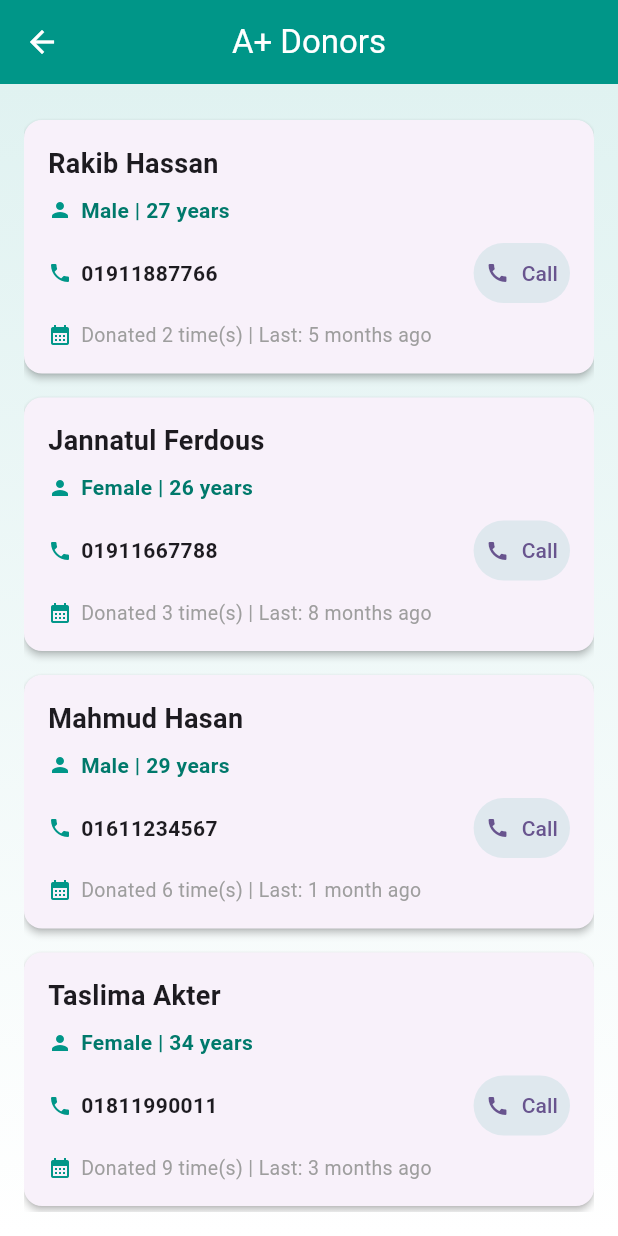
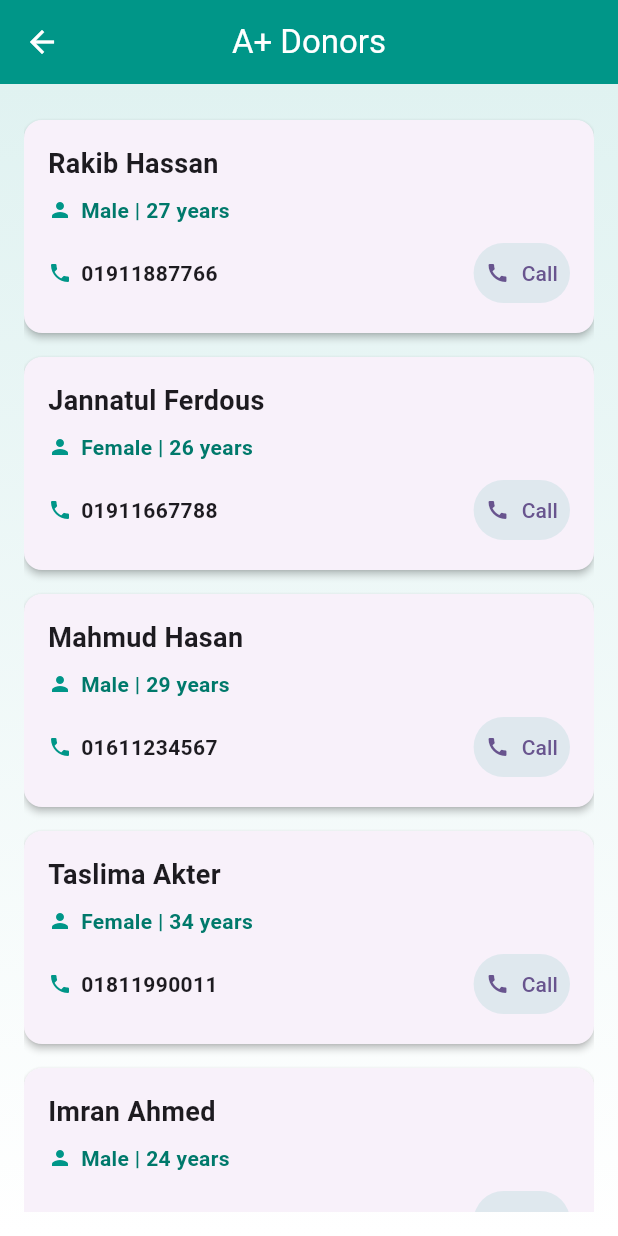
Before and after one commit to riazulrocky/Health-Expert-Flutter-App, a Flutter app: the BloodBankPage screen opened directly, after a tap on "A+", on a phone screen of 412 x 824 dp. Run offline on Flutter 3.47's test engine with Material 3 defaults, Android fonts, the phone set to English and light mode, and no system bars.

Commit message:
blood donor

```diff
--- a/lib/blood_bank/blood_bank_page.dart
+++ b/lib/blood_bank/blood_bank_page.dart
@@ -1,5 +1,5 @@
 import 'package:flutter/material.dart';
-import 'package:url_launcher/url_launcher.dart'; // Required for calling
+import 'package:url_launcher/url_launcher.dart';
 
 class BloodBankPage extends StatelessWidget {
   const BloodBankPage({super.key});
@@ -30,34 +30,30 @@ class BloodBankPage extends StatelessWidget {
 5. Eat iron-rich foods to recover quickly
   ''';
 
-  // Build blood group card with dynamic navigation
   Widget _buildBloodGroupCard(BuildContext context, String bloodType) {
     return Container(
       decoration: BoxDecoration(
         borderRadius: BorderRadius.circular(10),
-        border: Border.all(
-          color: Colors.teal.shade600,
-          width: 1.2,
-        ),
+        border: Border.all(color: Colors.teal.shade600, width: 1.2),
       ),
       child: InkWell(
         onTap: () {
           if (bloodType == 'O+') {
-            Navigator.push(context, MaterialPageRoute(builder: (_) => BloodDonorOPlusPage()));
+            Navigator.push(context, MaterialPageRoute(builder: (_) => const BloodDonorOPlusPage()));
           } else if (bloodType == 'A+') {
-            Navigator.push(context, MaterialPageRoute(builder: (_) => BloodDonorAPlusPage()));
+            Navigator.push(context, MaterialPageRoute(builder: (_) => const BloodDonorAPlusPage()));
           } else if (bloodType == 'B+') {
-            Navigator.push(context, MaterialPageRoute(builder: (_) => BloodDonorBPlusPage()));
+            Navigator.push(context, MaterialPageRoute(builder: (_) => const BloodDonorBPlusPage()));
           } else if (bloodType == 'AB+') {
-            Navigator.push(context, MaterialPageRoute(builder: (_) => BloodDonorABPlusPage()));
+            Navigator.push(context, MaterialPageRoute(builder: (_) => const BloodDonorABPlusPage()));
           } else if (bloodType == 'O-') {
-            Navigator.push(context, MaterialPageRoute(builder: (_) => BloodDonorONegativePage()));
+            Navigator.push(context, MaterialPageRoute(builder: (_) => const BloodDonorONegativePage()));
           } else if (bloodType == 'A-') {
-            Navigator.push(context, MaterialPageRoute(builder: (_) => BloodDonorANegativePage()));
+            Navigator.push(context, MaterialPageRoute(builder: (_) => const BloodDonorANegativePage()));
           } else if (bloodType == 'B-') {
-            Navigator.push(context, MaterialPageRoute(builder: (_) => BloodDonorBNegativePage()));
+            Navigator.push(context, MaterialPageRoute(builder: (_) => const BloodDonorBNegativePage()));
           } else if (bloodType == 'AB-') {
-            Navigator.push(context, MaterialPageRoute(builder: (_) => BloodDonorABNegativePage()));
+            Navigator.push(context, MaterialPageRoute(builder: (_) => const BloodDonorABNegativePage()));
           }
         },
         child: Padding(
@@ -80,7 +76,6 @@ class BloodBankPage extends StatelessWidget {
     );
   }
 
-  // Build tip section box
   Widget _buildTipSection(String title, String tips, IconData icon) {
     return Card(
       elevation: 2,
@@ -94,7 +89,7 @@ class BloodBankPage extends StatelessWidget {
             Row(
               children: [
                 Icon(icon, color: Colors.teal, size: 18),
-                const SizedBox(width: 8),
+                SizedBox(width: 8),
                 Text(
                   title,
                   style: TextStyle(
@@ -124,7 +119,7 @@ class BloodBankPage extends StatelessWidget {
         backgroundColor: Colors.teal,
         centerTitle: true,
         elevation: 0,
-        iconTheme: IconThemeData(color: Colors.white),
+        iconTheme: const IconThemeData(color: Colors.white),
       ),
       body: Container(
         padding: const EdgeInsets.all(16),
@@ -140,8 +135,6 @@ class BloodBankPage extends StatelessWidget {
             crossAxisAlignment: CrossAxisAlignment.start,
             children: [
               const SizedBox(height: 10),
-
-              // Blood Group Grid (4 per row)
               SizedBox(
                 height: 180,
                 child: GridView.builder(
@@ -158,10 +151,7 @@ class BloodBankPage extends StatelessWidget {
                       _buildBloodGroupCard(context, bloodGroups[index]),
                 ),
               ),
-
               const SizedBox(height: 10),
-
-              // Tip Sections
               _buildTipSection('Why Donate Blood?', whyDonateTips, Icons.health_and_safety),
               const SizedBox(height: 10),
               _buildTipSection('Before Donation', beforeTips, Icons.water_drop),
@@ -175,19 +165,19 @@ class BloodBankPage extends StatelessWidget {
   }
 }
 
-// ✅ Individual donor pages
+// ✅ Individual donor pages (cleaned)
 class BloodDonorOPlusPage extends StatelessWidget {
   const BloodDonorOPlusPage({Key? key}) : super(key: key);
 
   final List<Map<String, String>> _donors = const [
-    const {'name': 'Tariqul Hasan', 'contact': '01836020692', 'gender': 'Male', 'age': '23', 'donations': '1', 'lastDonated': '3 months ago'},
-    const {'name': 'Farida Akter', 'contact': '01712456789', 'gender': 'Female', 'age': '28', 'donations': '5', 'lastDonated': '1 month ago'},
-    const {'name': 'Shahidul Islam', 'contact': '01911987654', 'gender': 'Male', 'age': '32', 'donations': '3', 'lastDonated': '6 months ago'},
-    const {'name': 'Rina Begum', 'contact': '01912345678', 'gender': 'Female', 'age': '27', 'donations': '1', 'lastDonated': '6 months ago'},
-    const {'name': 'Abdul Momin', 'contact': '01711223344', 'gender': 'Male', 'age': '35', 'donations': '10', 'lastDonated': '3 weeks ago'},
-    const {'name': 'Naznin Akter', 'contact': '01911334455', 'gender': 'Female', 'age': '25', 'donations': '2', 'lastDonated': '2 weeks ago'},
-    const {'name': 'Sujan Rahman', 'contact': '01711556677', 'gender': 'Male', 'age': '33', 'donations': '7', 'lastDonated': '10 days ago'},
-    const {'name': 'Sumaiya Kalam', 'contact': '01811002233', 'gender': 'Female', 'age': '22', 'donations': '1', 'lastDonated': '2 weeks ago'},
+    {'name': 'Tariqul Hasan', 'contact': '01836020692', 'gender': 'Male', 'age': '23'},
+    {'name': 'Farida Akter', 'contact': '01712456789', 'gender': 'Female', 'age': '28'},
+    {'name': 'Shahidul Islam', 'contact': '01911987654', 'gender': 'Male', 'age': '32'},
+    {'name': 'Rina Begum', 'contact': '01912345678', 'gender': 'Female', 'age': '27'},
+    {'name': 'Abdul Momin', 'contact': '01711223344', 'gender': 'Male', 'age': '35'},
+    {'name': 'Naznin Akter', 'contact': '01911334455', 'gender': 'Female', 'age': '25'},
+    {'name': 'Sujan Rahman', 'contact': '01711556677', 'gender': 'Male', 'age': '33'},
+    {'name': 'Sumaiya Kalam', 'contact': '01811002233', 'gender': 'Female', 'age': '22'},
   ];
 
   @override
@@ -200,16 +190,16 @@ class BloodDonorAPlusPage extends StatelessWidget {
   const BloodDonorAPlusPage({Key? key}) : super(key: key);
 
   final List<Map<String, String>> _donors = const [
-    const {'name': 'Rakib Hassan', 'contact': '01911887766', 'gender': 'Male', 'age': '27', 'donations': '2', 'lastDonated': '5 months ago'},
-    const {'name': 'Jannatul Ferdous', 'contact': '01911667788', 'gender': 'Female', 'age': '26', 'donations': '3', 'lastDonated': '8 months ago'},
-    const {'name': 'Mahmud Hasan', 'contact': '01611234567', 'gender': 'Male', 'age': '29', 'donations': '6', 'lastDonated': '1 month ago'},
-    const {'name': 'Taslima Akter', 'contact': '01811990011', 'gender': 'Female', 'age': '34', 'donations': '9', 'lastDonated': '3 months ago'},
-    const {'name': 'Imran Ahmed', 'contact': '01911444555', 'gender': 'Male', 'age': '24', 'donations': '2', 'lastDonated': '2 months ago'},
-    const {'name': 'Asaduzzaman', 'contact': '01711445566', 'gender': 'Male', 'age': '38', 'donations': '12', 'lastDonated': '1 month ago'},
-    const {'name': 'Farzana Khatun', 'contact': '01911223344', 'gender': 'Female', 'age': '29', 'donations': '3', 'lastDonated': '2 months ago'},
-    const {'name': 'Shirin Akter', 'contact': '01711888999', 'gender': 'Female', 'age': '31', 'donations': '4', 'lastDonated': '5 months ago'},
-    const {'name': 'Rashed Khan', 'contact': '01611778899', 'gender': 'Male', 'age': '26', 'donations': '2', 'lastDonated': '1 week ago'},
-    const {'name': 'Ayesha Akter', 'contact': '01713579246', 'gender': 'Female', 'age': '30', 'donations': '4', 'lastDonated': '1 month ago'},
+    {'name': 'Rakib Hassan', 'contact': '01911887766', 'gender': 'Male', 'age': '27'},
+    {'name': 'Jannatul Ferdous', 'contact': '01911667788', 'gender': 'Female', 'age': '26'},
+    {'name': 'Mahmud Hasan', 'contact': '01611234567', 'gender': 'Male', 'age': '29'},
+    {'name': 'Taslima Akter', 'contact': '01811990011', 'gender': 'Female', 'age': '34'},
+    {'name': 'Imran Ahmed', 'contact': '01911444555', 'gender': 'Male', 'age': '24'},
+    {'name': 'Asaduzzaman', 'contact': '01711445566', 'gender': 'Male', 'age': '38'},
+    {'name': 'Farzana Khatun', 'contact': '01911223344', 'gender': 'Female', 'age': '29'},
+    {'name': 'Shirin Akter', 'contact': '01711888999', 'gender': 'Female', 'age': '31'},
+    {'name': 'Rashed Khan', 'contact': '01611778899', 'gender': 'Male', 'age': '26'},
+    {'name': 'Ayesha Akter', 'contact': '01713579246', 'gender': 'Female', 'age': '30'},
   ];
 
   @override
@@ -222,12 +212,12 @@ class BloodDonorBPlusPage extends StatelessWidget {
   const BloodDonorBPlusPage({Key? key}) : super(key: key);
 
   final List<Map<String, String>> _donors = const [
-    const {'name': 'Nusrat Jahan', 'contact': '01712456789', 'gender': 'Female', 'age': '28', 'donations': '5', 'lastDonated': '1 month ago'},
-    const {'name': 'Zahid Islam', 'contact': '01911444555', 'gender': 'Male', 'age': '24', 'donations': '2', 'lastDonated': '2 months ago'},
-    const {'name': 'Tariqul Hasan', 'contact': '01836020692', 'gender': 'Male', 'age': '23', 'donations': '1', 'lastDonated': '3 months ago'},
-    const {'name': 'Shahidul Islam', 'contact': '01811223344', 'gender': 'Male', 'age': '41', 'donations': '8', 'lastDonated': '2 months ago'},
-    const {'name': 'Shirin Akter', 'contact': '01711888999', 'gender': 'Female', 'age': '31', 'donations': '4', 'lastDonated': '5 months ago'},
-    const {'name': 'Sumaiya Kalam', 'contact': '01811002233', 'gender': 'Female', 'age': '22', 'donations': '1', 'lastDonated': '2 weeks ago'},
+    {'name': 'Nusrat Jahan', 'contact': '01712456789', 'gender': 'Female', 'age': '28'},
+    {'name': 'Zahid Islam', 'contact': '01911444555', 'gender': 'Male', 'age': '24'},
+    {'name': 'Tariqul Hasan', 'contact': '01836020692', 'gender': 'Male', 'age': '23'},
+    {'name': 'Shahidul Islam', 'contact': '01811223344', 'gender': 'Male', 'age': '41'},
+    {'name': 'Shirin Akter', 'contact': '01711888999', 'gender': 'Female', 'age': '31'},
+    {'name': 'Sumaiya Kalam', 'contact': '01811002233', 'gender': 'Female', 'age': '22'},
   ];
 
   @override
@@ -240,12 +230,12 @@ class BloodDonorABPlusPage extends StatelessWidget {
   const BloodDonorABPlusPage({Key? key}) : super(key: key);
 
   final List<Map<String, String>> _donors = const [
-    const {'name': 'Tasnim Ahmed', 'contact': '01911122334', 'gender': 'Male', 'age': '25', 'donations': '3', 'lastDonated': '10 days ago'},
-    const {'name': 'Sadia Rahman', 'contact': '01711234567', 'gender': 'Female', 'age': '27', 'donations': '1', 'lastDonated': '6 months ago'},
-    const {'name': 'Rashed Ahmed', 'contact': '01611778899', 'gender': 'Male', 'age': '26', 'donations': '2', 'lastDonated': '1 week ago'},
-    const {'name': 'Nafisa Akter', 'contact': '01811990011', 'gender': 'Female', 'age': '34', 'donations': '9', 'lastDonated': '3 months ago'},
-    const {'name': 'Kamrul Islam', 'contact': '01911444555', 'gender': 'Male', 'age': '24', 'donations': '2', 'lastDonated': '2 months ago'},
-    const {'name': 'Farida Yasmin', 'contact': '01912345678', 'gender': 'Female', 'age': '25', 'donations': '2', 'lastDonated': '2 weeks ago'},
+    {'name': 'Tasnim Ahmed', 'contact': '01911122334', 'gender': 'Male', 'age': '25'},
+    {'name': 'Sadia Rahman', 'contact': '01711234567', 'gender': 'Female', 'age': '27'},
+    {'name': 'Rashed Ahmed', 'contact': '01611778899', 'gender': 'Male', 'age': '26'},
+    {'name': 'Nafisa Akter', 'contact': '01811990011', 'gender': 'Female', 'age': '34'},
+    {'name': 'Kamrul Islam', 'contact': '01911444555', 'gender': 'Male', 'age': '24'},
+    {'name': 'Farida Yasmin', 'contact': '01912345678', 'gender': 'Female', 'age': '25'},
   ];
 
   @override
@@ -258,12 +248,12 @@ class BloodDonorONegativePage extends StatelessWidget {
   const BloodDonorONegativePage({Key? key}) : super(key: key);
 
   final List<Map<String, String>> _donors = const [
-    const {'name': 'Shahid Ahmed', 'contact': '01711556677', 'gender': 'Male', 'age': '33', 'donations': '7', 'lastDonated': '10 days ago'},
-    const {'name': 'Taslima Khatun', 'contact': '01811990011', 'gender': 'Female', 'age': '34', 'donations': '9', 'lastDonated': '3 months ago'},
-    const {'name': 'Imran Ahmed', 'contact': '01911987654', 'gender': 'Male', 'age': '32', 'donations': '3', 'lastDonated': '6 months ago'},
-    const {'name': 'Rina Begum', 'contact': '01912345678', 'gender': 'Female', 'age': '27', 'donations': '1', 'lastDonated': '6 months ago'},
-    const {'name': 'Asaduzzaman', 'contact': '01711445566', 'gender': 'Male', 'age': '38', 'donations': '12', 'lastDonated': '1 month ago'},
-    const {'name': 'Rakib Hassan', 'contact': '01911887766', 'gender': 'Male', 'age': '27', 'donations': '2', 'lastDonated': '5 months ago'},
+    {'name': 'Shahid Ahmed', 'contact': '01711556677', 'gender': 'Male', 'age': '33'},
+    {'name': 'Taslima Khatun', 'contact': '01811990011', 'gender': 'Female', 'age': '34'},
+    {'name': 'Imran Ahmed', 'contact': '01911987654', 'gender': 'Male', 'age': '32'},
+    {'name': 'Rina Begum', 'contact': '01912345678', 'gender': 'Female', 'age': '27'},
+    {'name': 'Asaduzzaman', 'contact': '01711445566', 'gender': 'Male', 'age': '38'},
+    {'name': 'Rakib Hassan', 'contact': '01911887766', 'gender': 'Male', 'age': '27'},
   ];
 
   @override
@@ -276,12 +266,12 @@ class BloodDonorANegativePage extends StatelessWidget {
   const BloodDonorANegativePage({Key? key}) : super(key: key);
 
   final List<Map<String, String>> _donors = const [
-    const {'name': 'Farida Yasmin', 'contact': '01912345678', 'gender': 'Female', 'age': '25', 'donations': '2', 'lastDonated': '2 weeks ago'},
-    const {'name': 'Tasnim Ahmed', 'contact': '01911122334', 'gender': 'Male', 'age': '25', 'donations': '3', 'lastDonated': '10 days ago'},
-    const {'name': 'Abdul Kalam', 'contact': '01711123456', 'gender': 'Male', 'age': '35', 'donations': '10', 'lastDonated': '3 weeks ago'},
-    const {'name': 'Shahidul Islam', 'contact': '01811223344', 'gender': 'Male', 'age': '41', 'donations': '8', 'lastDonated': '2 months ago'},
-    const {'name': 'Nusrat Jahan', 'contact': '01712456789', 'gender': 'Female', 'age': '28', 'donations': '5', 'lastDonated': '1 month ago'},
-    const {'name': 'Rina Begum', 'contact': '01911223344', 'gender': 'Female', 'age': '30', 'donations': '1', 'lastDonated': '8 months ago'},
+    {'name': 'Farida Yasmin', 'contact': '01912345678', 'gender': 'Female', 'age': '25'},
+    {'name': 'Tasnim Ahmed', 'contact': '01911122334', 'gender': 'Male', 'age': '25'},
+    {'name': 'Abdul Kalam', 'contact': '01711123456', 'gender': 'Male', 'age': '35'},
+    {'name': 'Shahidul Islam', 'contact': '01811223344', 'gender': 'Male', 'age': '41'},
+    {'name': 'Nusrat Jahan', 'contact': '01712456789', 'gender': 'Female', 'age': '28'},
+    {'name': 'Rina Begum', 'contact': '01911223344', 'gender': 'Female', 'age': '30'},
   ];
 
   @override
@@ -294,12 +284,12 @@ class BloodDonorBNegativePage extends StatelessWidget {
   const BloodDonorBNegativePage({Key? key}) : super(key: key);
 
   final List<Map<String, String>> _donors = const [
-    const {'name': 'Abdullah Al Mamun', 'contact': '01911122334', 'gender': 'Male', 'age': '30', 'donations': '5', 'lastDonated': '2 weeks ago'},
-    const {'name': 'Mehedi Hasan', 'contact': '01611778899', 'gender': 'Male', 'age': '26', 'donations': '2', 'lastDonated': '1 week ago'},
-    const {'name': 'Shirin Akter', 'contact': '01811990011', 'gender': 'Female', 'age': '34', 'donations': '9', 'lastDonated': '3 months ago'},
-    const {'name': 'Tariqul Islam', 'contact': '01836020692', 'gender': 'Male', 'age': '23', 'donations': '1', 'lastDonated': '3 months ago'},
-    const {'name': 'Asaduzzaman', 'contact': '01711445566', 'gender': 'Male', 'age': '38', 'donations': '12', 'lastDonated': '1 month ago'},
-    const {'name': 'Shahid Rahman', 'contact': '01611234567', 'gender': 'Male', 'age': '29', 'donations': '6', 'lastDonated': '1 week ago'},
+    {'name': 'Abdullah Al Mamun', 'contact': '01911122334', 'gender': 'Male', 'age': '30'},
+    {'name': 'Mehedi Hasan', 'contact': '01611778899', 'gender': 'Male', 'age': '26'},
+    {'name': 'Shirin Akter', 'contact': '01811990011', 'gender': 'Female', 'age': '34'},
+    {'name': 'Tariqul Islam', 'contact': '01836020692', 'gender': 'Male', 'age': '23'},
+    {'name': 'Asaduzzaman', 'contact': '01711445566', 'gender': 'Male', 'age': '38'},
+    {'name': 'Shahid Rahman', 'contact': '01611234567', 'gender': 'Male', 'age': '29'},
   ];
 
   @override
@@ -312,12 +302,12 @@ class BloodDonorABNegativePage extends StatelessWidget {
   const BloodDonorABNegativePage({Key? key}) : super(key: key);
 
   final List<Map<String, String>> _donors = const [
-    const {'name': 'Rashed Ahmed', 'contact': '01611778899', 'gender': 'Male', 'age': '26', 'donations': '2', 'lastDonated': '1 week ago'},
-    const {'name': 'Tasnim Ahmed', 'contact': '01911122334', 'gender': 'Male', 'age': '25', 'donations': '3', 'lastDonated': '10 days ago'},
-    const {'name': 'Shahidul Islam', 'contact': '01811223344', 'gender': 'Male', 'age': '41', 'donations': '8', 'lastDonated': '2 months ago'},
-    const {'name': 'Naznin Akter', 'contact': '01911334455', 'gender': 'Female', 'age': '25', 'donations': '2', 'lastDonated': '2 weeks ago'},
-    const {'name': 'Asaduzzaman', 'contact': '01711445566', 'gender': 'Male', 'age': '38', 'donations': '12', 'lastDonated': '1 month ago'},
-    const {'name': 'Rakib Hassan', 'contact': '01911887766', 'gender': 'Male', 'age': '27', 'donations': '2', 'lastDonated': '5 months ago'},
+    {'name': 'Rashed Ahmed', 'contact': '01611778899', 'gender': 'Male', 'age': '26'},
+    {'name': 'Tasnim Ahmed', 'contact': '01911122334', 'gender': 'Male', 'age': '25'},
+    {'name': 'Shahidul Islam', 'contact': '01811223344', 'gender': 'Male', 'age': '41'},
+    {'name': 'Naznin Akter', 'contact': '01911334455', 'gender': 'Female', 'age': '25'},
+    {'name': 'Asaduzzaman', 'contact': '01711445566', 'gender': 'Male', 'age': '38'},
+    {'name': 'Rakib Hassan', 'contact': '01911887766', 'gender': 'Male', 'age': '27'},
   ];
 
   @override
@@ -326,7 +316,7 @@ class BloodDonorABNegativePage extends StatelessWidget {
   }
 }
 
-// ✅ Reusable donor page builder
+// ✅ Reusable donor page
 Widget _buildDonorPage(BuildContext context, String bloodType, List<Map<String, String>> donors) {
   return Scaffold(
     appBar: AppBar(
@@ -351,7 +341,7 @@ Widget _buildDonorPage(BuildContext context, String bloodType, List<Map<String,
   );
 }
 
-// ✅ Reusable donor card with call button
+// ✅ Clean donor card (no donation history)
 Widget _buildDonorCard(BuildContext context, Map<String, String> donor) {
   return Card(
     elevation: 2,
@@ -373,7 +363,7 @@ Widget _buildDonorCard(BuildContext context, Map<String, String> donor) {
           Row(
             children: [
               const Icon(Icons.person, size: 16, color: Colors.teal),
-              const SizedBox(width: 6),
+              SizedBox(width: 6),
               Text(
                 '${donor['gender']} | ${donor['age']} years',
                 style: TextStyle(
@@ -400,7 +390,7 @@ Widget _buildDonorCard(BuildContext context, Map<String, String> donor) {
                   final number = donor['contact']!;
                   final Uri launchUri = Uri.parse('tel:$number');
                   if (await canLaunchUrl(launchUri)) {
-                    await launchUrl(launchUri); // Opens dial pad
+                    await launchUrl(launchUri);
                   } else {
                     ScaffoldMessenger.of(context).showSnackBar(
                       SnackBar(content: Text('Could not dial $number')),
@@ -419,19 +409,6 @@ Widget _buildDonorCard(BuildContext context, Map<String, String> donor) {
               ),
             ],
           ),
-          const SizedBox(height: 8),
-          Row(
-            children: [
-              const Icon(Icons.calendar_month, size: 16, color: Colors.teal),
-              const SizedBox(width: 6),
-              Expanded(
-                child: Text(
-                  'Donated ${donor['donations']} time(s) | Last: ${donor['lastDonated']}',
-                  style: const TextStyle(fontSize: 13, color: Colors.grey),
-                ),
-              ),
-            ],
-          ),
         ],
       ),
     ),
```
